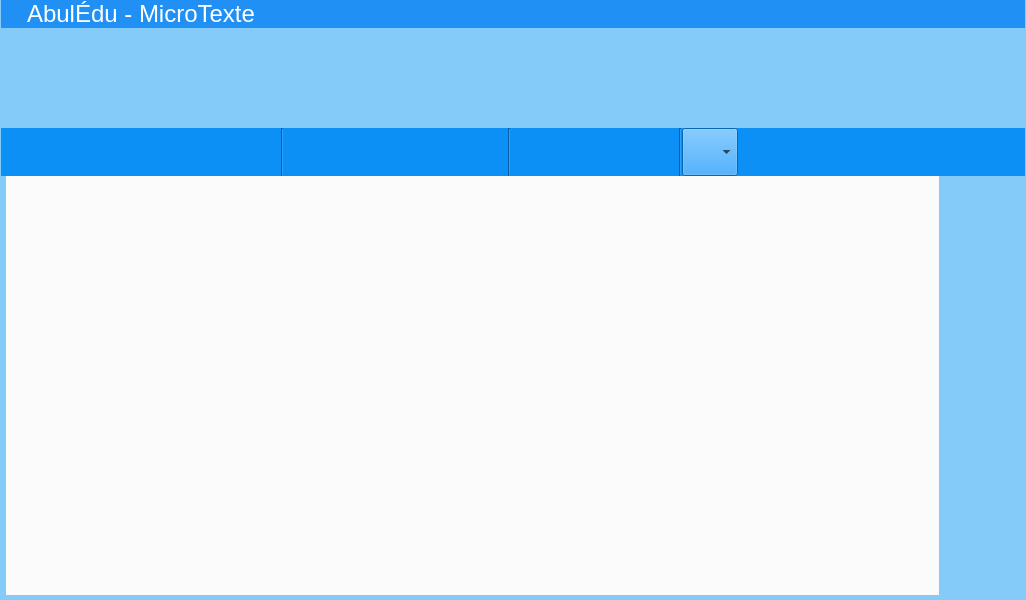
Old version of the form src/mainwindow.ui in the repository Txikilinux/abuledu-minitexte.
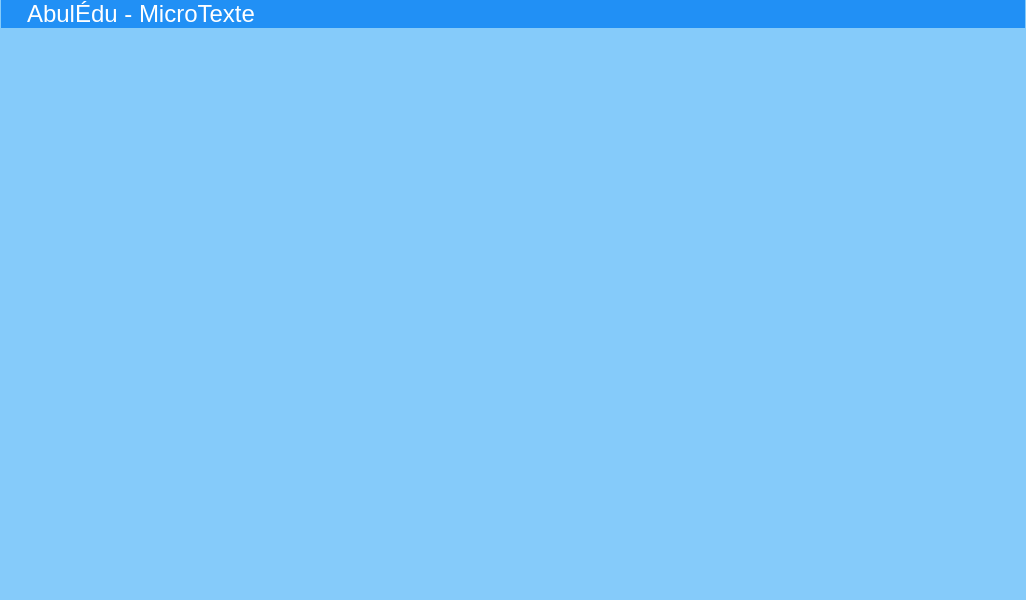
New version of the form. Icons and pictures are not drawn. Custom widgets are drawn as their Qt base class.

What changed in the file:
```diff
--- a/src/mainwindow.ui
+++ b/src/mainwindow.ui
@@ -50,7 +50,7 @@
     <item row="4" column="0">
      <widget class="QStackedWidget" name="stackedWidget">
       <property name="currentIndex">
-       <number>0</number>
+       <number>5</number>
       </property>
       <widget class="QWidget" name="pageTexte">
        <property name="enabled">
@@ -843,6 +843,9 @@
        </layout>
       </widget>
       <widget class="AbulEduAproposV1" name="pageAbout"/>
+      <widget class="QWidget" name="pageFileDialog">
+       <layout class="QGridLayout" name="glFileDialog"/>
+      </widget>
      </widget>
     </item>
     <item row="2" column="0">
```
